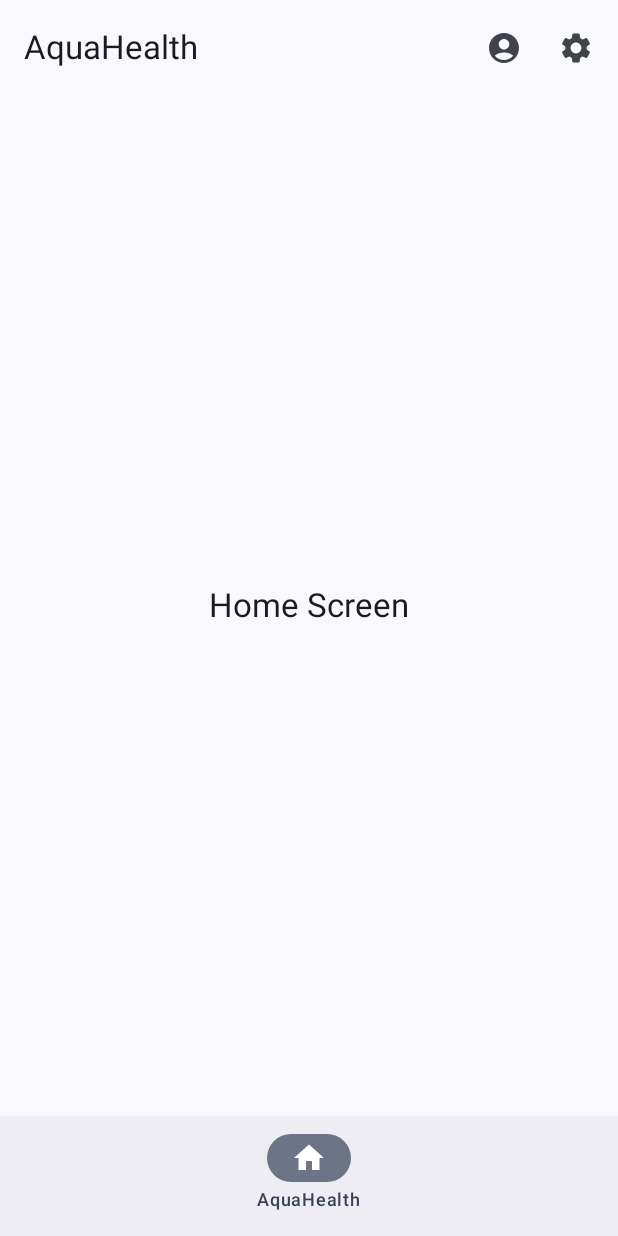
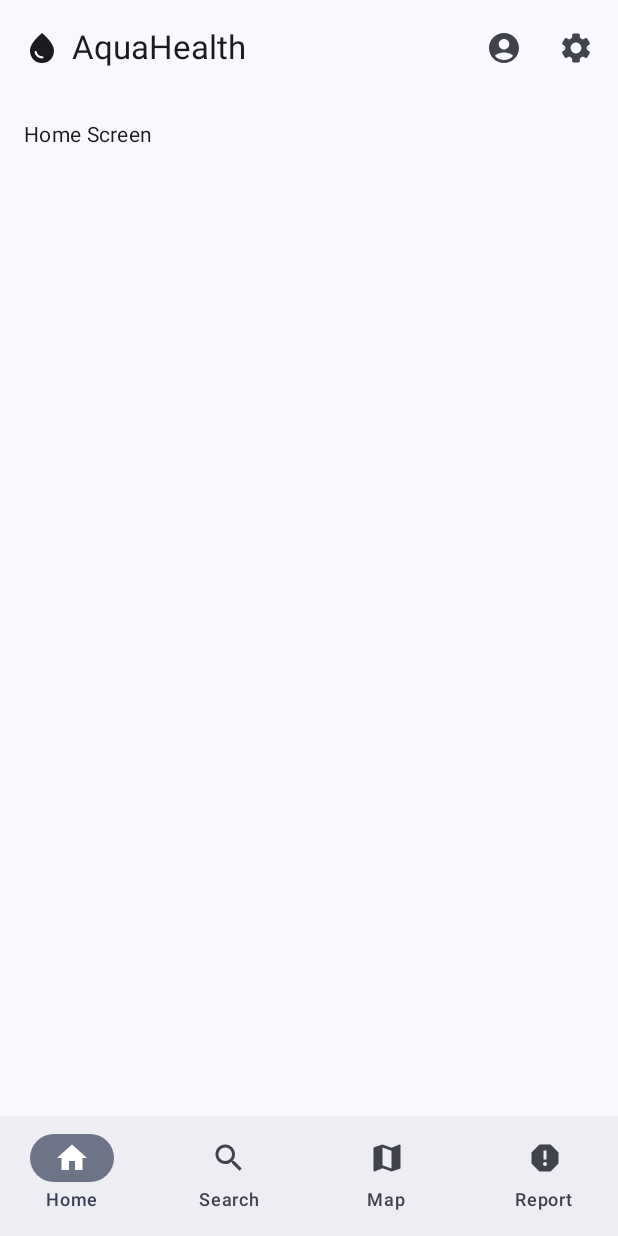
Before and after one commit to khushiiagrawal/Four_Plus_Two, an Android app built with Jetpack Compose: the screen it shows after launch (MainActivity), on a phone screen of 412 x 824 dp. Run offline under Robolectric (Android 15) with nearby library versions, the phone set to English and light mode, and no system bars; our stand-ins replace Dagger/Hilt's generated code, Material 3 Expressive styles (plain Material 3 is drawn).

Commit message:
feat(app): Initialize onboarding screen and navigation

```diff
--- a/app/src/main/java/dev/adithya/aquahealth/MainActivity.kt
+++ b/app/src/main/java/dev/adithya/aquahealth/MainActivity.kt
@@ -20,22 +20,8 @@ class MainActivity : ComponentActivity() {
         enableEdgeToEdge()
         setContent {
             AppTheme {
-                AppContent()
+                AppNavHost()
             }
         }
     }
 }
-
-@Composable
-fun AppContent() {
-    val navController = rememberNavController()
-
-    AppScaffold(
-        navController = navController
-    ) { innerPadding ->
-        AppNavHost(
-            navController = navController,
-            modifier = Modifier.padding(innerPadding)
-        )
-    }
-}
--- a/app/src/main/java/dev/adithya/aquahealth/home/ui/HomeScreen.kt
+++ b/app/src/main/java/dev/adithya/aquahealth/home/ui/HomeScreen.kt
@@ -1,22 +1,35 @@
 package dev.adithya.aquahealth.home.ui
 
 import androidx.compose.foundation.layout.Box
+import androidx.compose.foundation.layout.Column
 import androidx.compose.foundation.layout.fillMaxSize
+import androidx.compose.foundation.layout.padding
 import androidx.compose.material3.MaterialTheme
 import androidx.compose.material3.Text
 import androidx.compose.runtime.Composable
 import androidx.compose.ui.Alignment
 import androidx.compose.ui.Modifier
+import androidx.compose.ui.unit.dp
+import androidx.navigation.NavHostController
+import dev.adithya.aquahealth.ui.components.AppScaffold
 
 @Composable
-fun HomeScreen() {
-    Box(
-        modifier = Modifier.fillMaxSize(),
-        contentAlignment = Alignment.Center
-    ) {
-        Text(
-            text = "Home Screen",
-            style = MaterialTheme.typography.titleLarge
-        )
+fun HomeScreen(
+    navController: NavHostController
+) {
+    AppScaffold(
+        navController = navController
+    )  { innerPadding ->
+        Column(
+            modifier = Modifier
+                .padding(innerPadding)
+                .padding(horizontal = 16.dp)
+                .padding(top = 16.dp)
+        ) {
+            Text(
+                text = "Home Screen",
+                style = MaterialTheme.typography.bodyMedium
+            )
+        }
     }
 }
--- a/app/src/main/java/dev/adithya/aquahealth/ui/components/BottomNavBar.kt
+++ b/app/src/main/java/dev/adithya/aquahealth/ui/components/BottomNavBar.kt
@@ -21,7 +21,7 @@ fun AppBottomNavBar(
     NavigationBar {
         NavItem.entries.forEach { navItem ->
             NavigationBarItem(
-                selected = currentRoute == navItem.route.route,
+                selected = currentRoute == navItem.route.key,
                 onClick = {
                     navController.navigate(navItem.route) {
                         popUpTo(navController.graph.findStartDestination().id) {
--- a/app/src/main/java/dev/adithya/aquahealth/ui/components/TopBar.kt
+++ b/app/src/main/java/dev/adithya/aquahealth/ui/components/TopBar.kt
@@ -1,9 +1,13 @@
 package dev.adithya.aquahealth.ui.components
 
+import android.R.attr.text
+import androidx.compose.foundation.layout.Arrangement
+import androidx.compose.foundation.layout.Row
 import androidx.compose.material.icons.Icons
 import androidx.compose.material.icons.automirrored.filled.ArrowBack
 import androidx.compose.material.icons.filled.AccountCircle
 import androidx.compose.material.icons.filled.Settings
+import androidx.compose.material.icons.filled.WaterDrop
 import androidx.compose.material3.ExperimentalMaterial3Api
 import androidx.compose.material3.ExperimentalMaterial3ExpressiveApi
 import androidx.compose.material3.Icon
@@ -14,9 +18,14 @@ import androidx.compose.material3.TopAppBar
 import androidx.compose.material3.TopAppBarScrollBehavior
 import androidx.compose.runtime.Composable
 import androidx.compose.runtime.getValue
+import androidx.compose.ui.Alignment
+import androidx.compose.ui.res.stringResource
+import androidx.compose.ui.unit.dp
 import androidx.navigation.NavHostController
 import androidx.navigation.compose.currentBackStackEntryAsState
+import dev.adithya.aquahealth.R
 import dev.adithya.aquahealth.ui.navigation.NavItem
+import dev.adithya.aquahealth.ui.navigation.Route
 
 @OptIn(ExperimentalMaterial3ExpressiveApi::class, ExperimentalMaterial3Api::class)
 @Composable
@@ -25,14 +34,28 @@ fun AppTopBar(
     navController: NavHostController,
 ) {
     val navBackStackEntry by navController.currentBackStackEntryAsState()
-    val currentRoute = navBackStackEntry?.destination?.route
+    val currentRoute = navBackStackEntry?.destination?.route ?: Route.Home.key
+    val currentNavItem = NavItem.fromRoute(currentRoute)
 
     TopAppBar(
         title = {
-            Text(
-                text = currentRoute?.let { NavItem.fromRoute(it).title } ?: "",
-                style = MaterialTheme.typography.titleLarge
-            )
+            Row(
+                horizontalArrangement = Arrangement.spacedBy(8.dp),
+                verticalAlignment = Alignment.CenterVertically
+            ) {
+                Icon(
+                    imageVector = Icons.Default.WaterDrop,
+                    contentDescription = "Logo"
+                )
+                Text(
+                    text = if (currentNavItem == NavItem.Home) {
+                        stringResource(R.string.app_name)
+                    } else {
+                        currentNavItem.title
+                    },
+                    style = MaterialTheme.typography.titleLarge
+                )
+            }
         },
         actions = {
             IconButton(onClick = { /* navigate to settings */ }) {
--- a/app/src/main/java/dev/adithya/aquahealth/ui/navigation/NavHost.kt
+++ b/app/src/main/java/dev/adithya/aquahealth/ui/navigation/NavHost.kt
@@ -1,24 +1,47 @@
 package dev.adithya.aquahealth.ui.navigation
 
 import androidx.compose.runtime.Composable
+import androidx.compose.runtime.getValue
+import androidx.compose.runtime.mutableStateOf
+import androidx.compose.runtime.remember
 import androidx.compose.ui.Modifier
 import androidx.navigation.NavHostController
 import androidx.navigation.compose.NavHost
 import androidx.navigation.compose.composable
+import androidx.navigation.compose.navigation
+import androidx.navigation.compose.rememberNavController
 import dev.adithya.aquahealth.home.ui.HomeScreen
+import dev.adithya.aquahealth.onboarding.ui.SignOnScreen
+import dev.adithya.aquahealth.ui.navigation.Route.Companion.MAIN_ROUTE
+import dev.adithya.aquahealth.ui.navigation.Route.Companion.ONBOARDING_ROUTE
 
 @Composable
-fun AppNavHost(
-    navController: NavHostController,
-    modifier: Modifier = Modifier
-) {
+fun AppNavHost() {
+    val navController = rememberNavController()
+    val isLoggedIn = remember { mutableStateOf(true) }
     NavHost(
         navController = navController,
-        startDestination = Route.Home.route,
-        modifier = modifier
+        startDestination = if (isLoggedIn.value) MAIN_ROUTE else ONBOARDING_ROUTE
     ) {
-        composable(Route.Home.route) {
-            HomeScreen()
+        navigation(startDestination = Route.Onboarding.SignOn.subKey, route = ONBOARDING_ROUTE) {
+            composable(Route.Onboarding.SignOn.subKey) {
+                SignOnScreen(
+                    navController = navController,
+                    onSubmit = {
+                        // TODO
+                        isLoggedIn.value = true
+                    }
+                )
+            }
+            // TODO add rem
+        }
+        navigation(startDestination = Route.Home.key, route = MAIN_ROUTE) {
+            composable(Route.Home.key) {
+                HomeScreen(
+                    navController = navController
+                )
+            }
+            // TODO add rem
         }
     }
 }
--- a/app/src/main/java/dev/adithya/aquahealth/ui/navigation/NavItems.kt
+++ b/app/src/main/java/dev/adithya/aquahealth/ui/navigation/NavItems.kt
@@ -2,6 +2,9 @@ package dev.adithya.aquahealth.ui.navigation
 
 import androidx.compose.material.icons.Icons
 import androidx.compose.material.icons.filled.Home
+import androidx.compose.material.icons.filled.Map
+import androidx.compose.material.icons.filled.Report
+import androidx.compose.material.icons.filled.Search
 import androidx.compose.ui.graphics.vector.ImageVector
 
 enum class NavItem(
@@ -10,14 +13,29 @@ enum class NavItem(
     val route: Route
 ) {
     Home(
-        title = "AquaHealth",
+        title = "Home",
         icon = Icons.Default.Home,
         route = Route.Home
+    ),
+    Search(
+        title = "Search",
+        icon = Icons.Default.Search,
+        route = Route.Search
+    ),
+    Map(
+        title = "Map",
+        icon = Icons.Default.Map,
+        route = Route.Map
+    ),
+    Report(
+        title = "Report",
+        icon = Icons.Default.Report,
+        route = Route.Report
     );
 
      companion object {
          fun fromRoute(route: String): NavItem {
-             return NavItem.entries.find { it.route.route == route } ?: Home
+             return NavItem.entries.find { it.route.key == route } ?: Home
          }
      }
 }
--- a/app/src/main/java/dev/adithya/aquahealth/ui/navigation/Routes.kt
+++ b/app/src/main/java/dev/adithya/aquahealth/ui/navigation/Routes.kt
@@ -1,13 +1,45 @@
 package dev.adithya.aquahealth.ui.navigation
 
-sealed class Route(val route: String) {
+sealed class Route(val key: String) {
+    sealed class Onboarding(val subKey: String) : Route("$ONBOARDING_ROUTE/$subKey") {
+        data object SignOn : Onboarding("signOn")
+        data object UserInfo : Onboarding("userInfo")
+        data object AddSources : Onboarding("addSources")
+    }
+
     data object Home : Route("home")
+    data object Search : Route("search")
+    data object Map : Route("map")
+    data object Report : Route("report")
+    data object Profile : Route("profile")
+    data object Settings : Route("settings")
 
     companion object {
+        const val ONBOARDING_ROUTE = "onboarding"
+        const val MAIN_ROUTE = "main"
+
         fun fromRoute(route: String?): Route {
             return when (route) {
-                Home.route -> Home
-                else -> Home
+                Home.key -> Home
+                Search.key -> Search
+                Map.key -> Map
+                Report.key -> Report
+                Profile.key -> Profile
+                Settings.key -> Settings
+                else -> {
+                    if (route?.startsWith("onBoarding") ?: false) {
+                        val subRoute = route.substringAfter("onboarding/")
+                        when (subRoute) {
+                            Onboarding.SignOn.key -> Onboarding.SignOn
+                            Onboarding.UserInfo.key -> Onboarding.UserInfo
+                            Onboarding.AddSources.key -> Onboarding.AddSources
+                            else -> Onboarding.SignOn
+                        }
+                    } else {
+                        // Default to login screen
+                        Onboarding.SignOn
+                    }
+                }
             }
         }
     }
--- a/app/src/main/java/dev/adithya/aquahealth/ui/theme/Theme.kt
+++ b/app/src/main/java/dev/adithya/aquahealth/ui/theme/Theme.kt
@@ -4,6 +4,7 @@ import android.os.Build
 import androidx.compose.foundation.isSystemInDarkTheme
 import androidx.compose.material3.ExperimentalMaterial3ExpressiveApi
 import androidx.compose.material3.MaterialExpressiveTheme
+import androidx.compose.material3.MaterialTheme
 import androidx.compose.material3.dynamicDarkColorScheme
 import androidx.compose.material3.dynamicLightColorScheme
 import androidx.compose.material3.expressiveLightColorScheme
@@ -26,7 +27,7 @@ fun AppTheme(
         else -> expressiveLightColorScheme()
     }
 
-    MaterialExpressiveTheme(
+    MaterialTheme(
         colorScheme = colorScheme,
         typography = Typography,
         content = content
```
Also changed, not shown: app/src/main/java/dev/adithya/aquahealth/onboarding/ui/Scaffold.kt (added, +38 -0 lines), app/src/main/java/dev/adithya/aquahealth/onboarding/ui/SignOnScreen.kt (added, +126 -0 lines).
